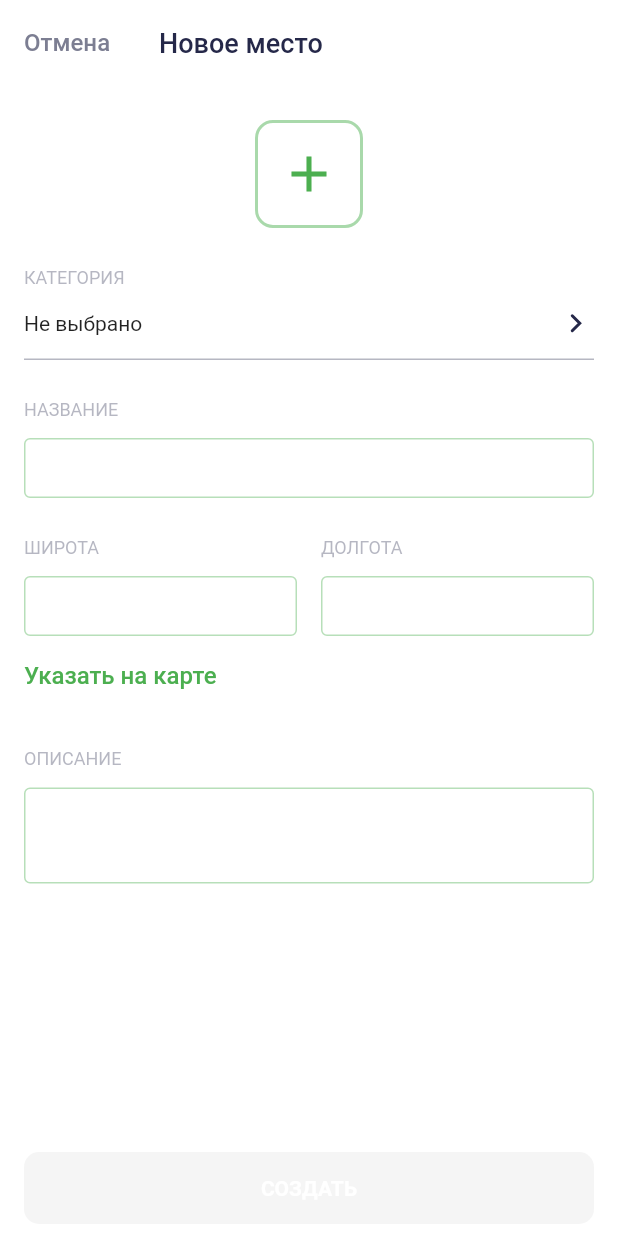
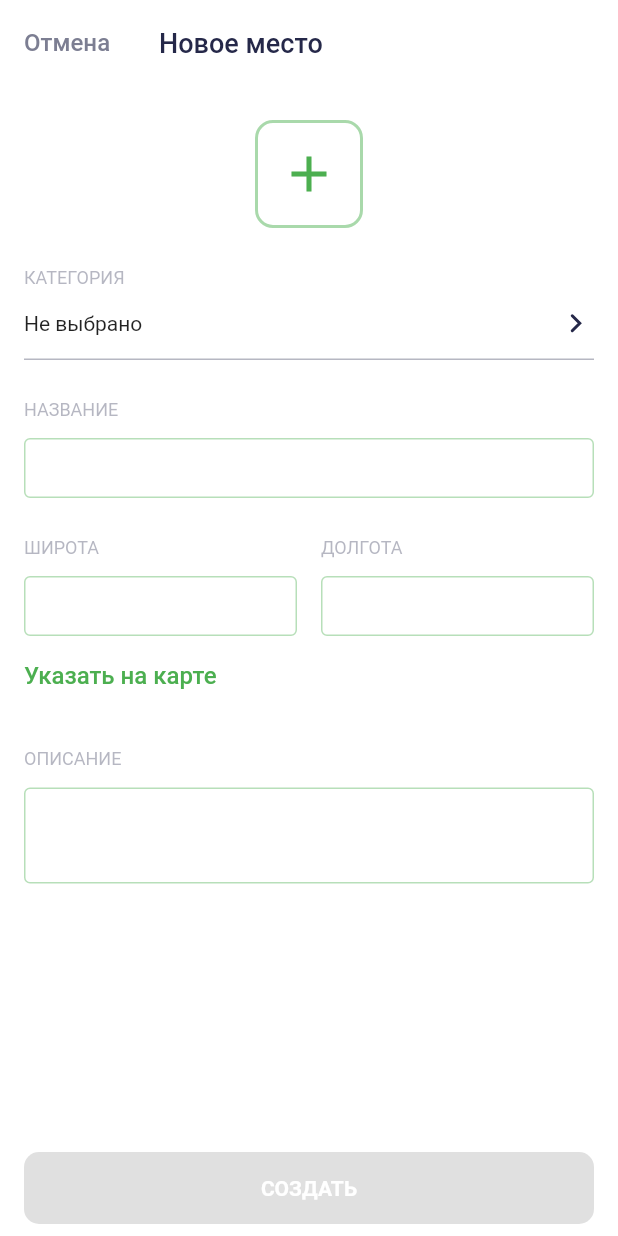
Before and after one commit to SoEasy/surf-flutter-course-sannikov, a Flutter app: the SightListScreen screen opened directly, after a tap on "НОВОЕ МЕСТО", on a phone screen of 412 x 824 dp. Run offline on Flutter 3.47's test engine with Material 2 defaults, Android fonts, the phone set to English and light mode, and no system bars; our stand-ins replace flutter_svg; network calls fail.

Commit message:
5_8 - обновился до свежего SDK

```diff
--- a/lib/mocks.dart
+++ b/lib/mocks.dart
@@ -19,7 +19,7 @@ final List<Sight> mocks = [
     lat: 49.738889,
     lon: 142.861111,
     url:
-        'https://avatars.mds.yandex.net/get-zen_doc/1586459/pub_5dec9bdd3d873600ae285314_5dec9c03e6cb9b00aee527e9/scale_1200',
+        'https://www.angrymetalguy.com/wp-content/uploads/2017/11/Vhaldemar-Against-All-Kings-01.jpg',
     details: 'Аэропорт на острове',
     type: SightType.special,
     workTime: 'Круглостуочно',
--- a/lib/ui/common/places_green_button.dart
+++ b/lib/ui/common/places_green_button.dart
@@ -19,10 +19,12 @@ class PlacesGreenButton extends StatelessWidget {
     return SizedBox(
       width: double.infinity,
       height: 48,
-      child: RaisedButton(
-        color: Theme.of(context).buttonColor,
-        shape: RoundedRectangleBorder(
-          borderRadius: BorderRadius.circular(10),
+      child: ElevatedButton(
+        style: ElevatedButton.styleFrom(
+          shape: RoundedRectangleBorder(
+            borderRadius: BorderRadius.circular(10),
+          ),
+          backgroundColor: Theme.of(context).buttonColor,
         ),
         child: child,
         onPressed: disabled ? null : onPressed,
--- a/lib/ui/common/rainbow_button.dart
+++ b/lib/ui/common/rainbow_button.dart
@@ -15,10 +15,12 @@ class RainbowButton extends StatelessWidget {
   Widget build(BuildContext context) {
     return SizedBox(
       height: 48,
-      child: RaisedButton(
-        padding: const EdgeInsets.all(0.0),
-        shape: RoundedRectangleBorder(
-          borderRadius: BorderRadius.circular(24),
+      child: ElevatedButton(
+        style: ElevatedButton.styleFrom(
+          padding: const EdgeInsets.all(0.0),
+          shape: RoundedRectangleBorder(
+            borderRadius: BorderRadius.circular(24),
+          ),
         ),
         child: Ink(
           decoration: BoxDecoration(
--- a/lib/ui/common/sight_card_action_button.dart
+++ b/lib/ui/common/sight_card_action_button.dart
@@ -17,8 +17,10 @@ class SightCardActionButton extends StatelessWidget {
     return Container(
       width: 24,
       height: 24,
-      child: FlatButton(
-        padding: EdgeInsets.zero,
+      child: TextButton(
+        style: TextButton.styleFrom(
+          padding: EdgeInsets.zero,
+        ),
         onPressed: onPressed,
         child: icon,
       ),
--- a/lib/ui/screen/settings_screen.dart
+++ b/lib/ui/screen/settings_screen.dart
@@ -87,8 +87,10 @@ class SettingScreen extends StatelessWidget {
                   SizedBox(
                     width: 44,
                     height: 44,
-                    child: FlatButton(
-                      padding: EdgeInsets.all(10),
+                    child: TextButton(
+                      style: TextButton.styleFrom(
+                        padding: EdgeInsets.all(10),
+                      ),
                       onPressed: () {},
                       child: SightIconInfo(
                         color: Theme.of(context).buttonColor,
```
Also changed, not shown: lib/ui/screen/filters_screen.dart (+5 -3 lines), lib/ui/screen/sight_details.dart (+11 -9 lines), pubspec.yaml (+4 -3 lines), pubspec.lock, 6 other files.
